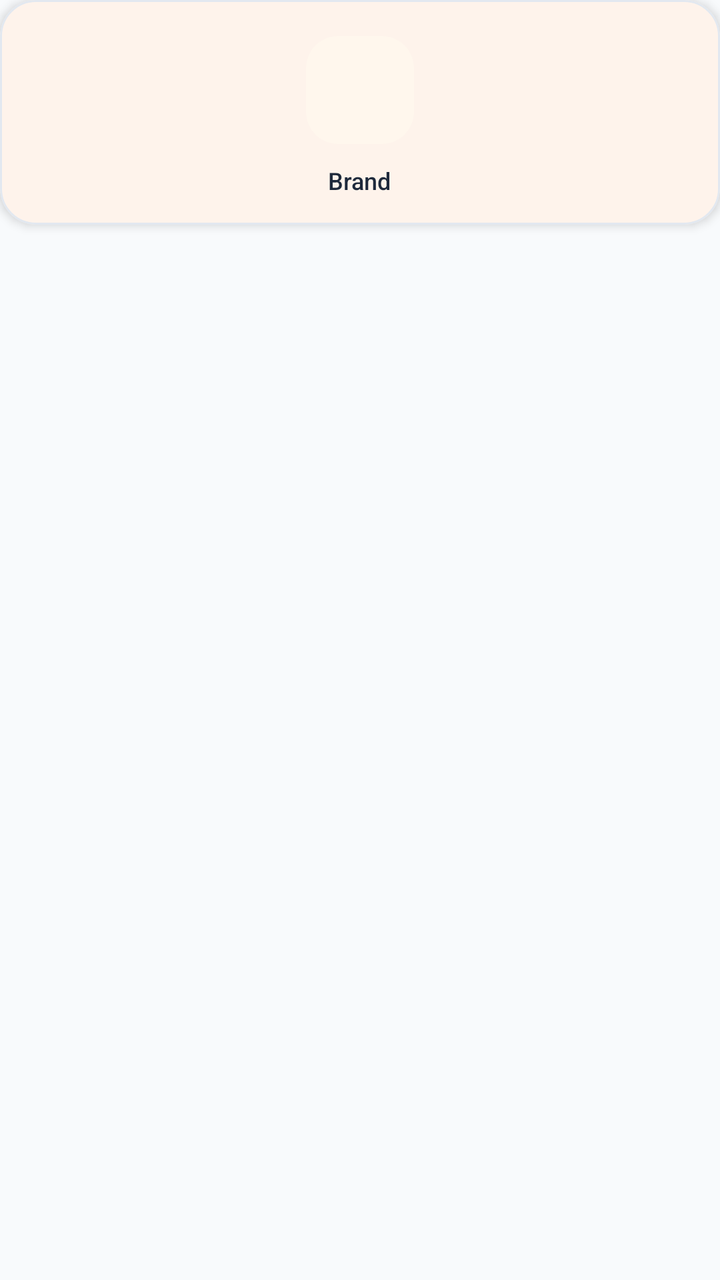
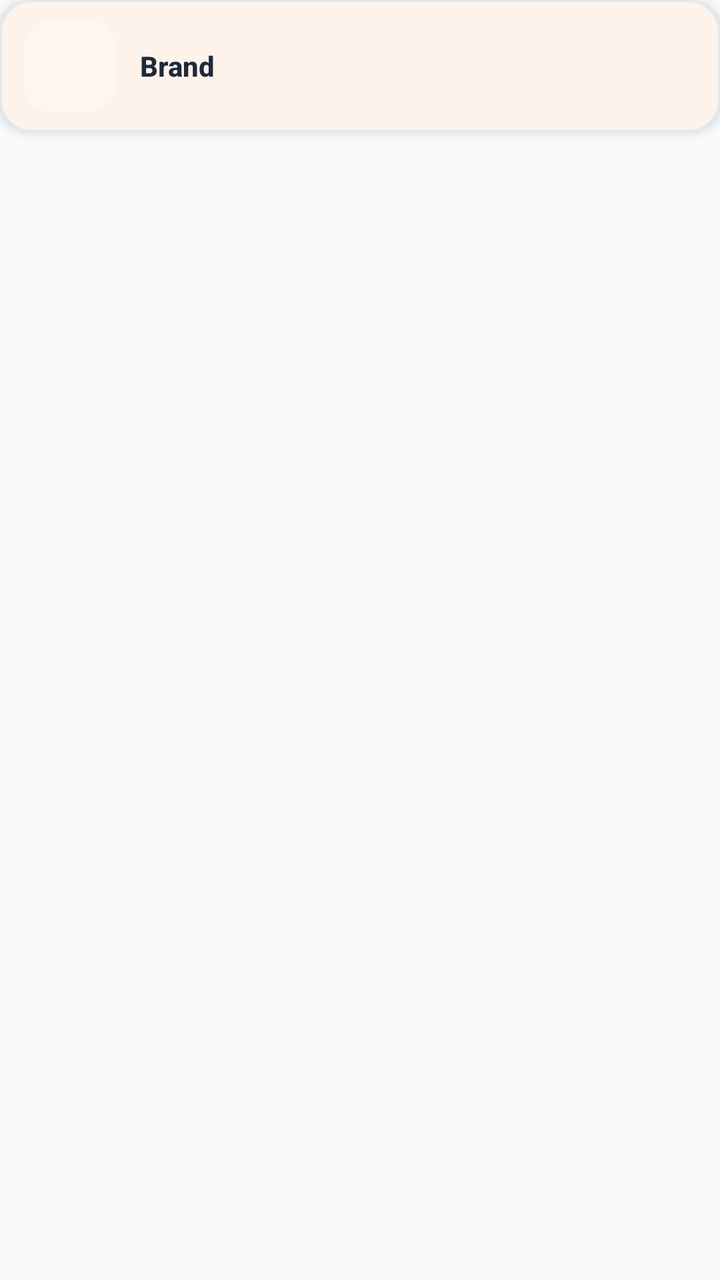

Screens rendered from an Android XML layout before and after an edit, with the pre-edit source and the edit as a unified diff.
<!-- AndroidManifest.xml: application theme Theme.BeckieDealApp -->
<!-- res/layout/item_brand_square.xml -->
<?xml version="1.0" encoding="utf-8"?>
<FrameLayout xmlns:android="http://schemas.android.com/apk/res/android"
    xmlns:app="http://schemas.android.com/apk/res-auto"
    android:layout_width="0dp"
    android:layout_height="wrap_content"
    android:layout_columnWeight="1"
    android:layout_margin="5dp">

    <com.google.android.material.card.MaterialCardView
        android:id="@+id/brandCard"
        android:layout_width="match_parent"
        android:layout_height="wrap_content"
        app:cardCornerRadius="18dp"
        app:cardElevation="3dp"
        app:strokeWidth="1dp"
        app:strokeColor="@color/border_color"
        app:cardBackgroundColor="@color/surface"
        android:clickable="true"
        android:focusable="true"
        android:foreground="?android:attr/selectableItemBackground">

        <LinearLayout
            android:id="@+id/brandLayout"
            android:layout_width="match_parent"
            android:layout_height="wrap_content"
            android:gravity="center"
            android:orientation="vertical"
            android:paddingTop="18dp"
            android:paddingBottom="14dp"
            android:paddingHorizontal="8dp">

            
            <com.google.android.material.card.MaterialCardView
                android:id="@+id/iconContainer"
                android:layout_width="54dp"
                android:layout_height="54dp"
                app:cardCornerRadius="16dp"
                app:cardElevation="0dp"
                app:cardBackgroundColor="@color/badge_bg"
                app:strokeWidth="0dp">

                <FrameLayout
                    android:layout_width="match_parent"
                    android:layout_height="match_parent"
                    android:padding="12dp">

                    <TextView
                        android:id="@+id/brandIconText"
                        android:layout_width="wrap_content"
                        android:layout_height="wrap_content"
                        android:layout_gravity="center"
                        android:text="AS"
                        android:textColor="@color/primary"
                        android:textSize="14sp"
                        android:textStyle="bold"
                        android:visibility="gone" />

                    <ImageView
                        android:id="@+id/brandIcon"
                        android:layout_width="match_parent"
                        android:layout_height="match_parent"
                        android:layout_gravity="center"
                        android:scaleType="fitCenter" />
                </FrameLayout>

            </com.google.android.material.card.MaterialCardView>

            
            <TextView
                android:id="@+id/brandName"
                android:layout_width="wrap_content"
                android:layout_height="wrap_content"
                android:layout_marginTop="10dp"
                android:text="Brand"
                android:textColor="@color/text_primary"
                android:textSize="12sp"
                android:fontFamily="sans-serif-medium"
                android:maxLines="1"
                android:ellipsize="end" />

            
            <TextView
                android:id="@+id/brandProductCount"
                android:layout_width="wrap_content"
                android:layout_height="wrap_content"
                android:layout_marginTop="2dp"
                android:text=""
                android:textColor="@color/text_secondary"
                android:textSize="10sp"
                android:visibility="gone" />

        </LinearLayout>

    </com.google.android.material.card.MaterialCardView>

    
    <ImageView
        android:id="@+id/selectedCheckBadge"
        android:layout_width="20dp"
        android:layout_height="20dp"
        android:layout_gravity="top|end"
        android:layout_marginTop="6dp"
        android:layout_marginEnd="6dp"
        android:background="@drawable/about_icon_circle_bg"
        android:backgroundTint="@color/primary"
        android:padding="3dp"
        android:src="@drawable/selected_check_badge"
        android:visibility="gone" />

</FrameLayout>
<!-- resources referenced by this layout -->
<resources>
  <color name="badge_bg">#FFF7ED</color>
  <color name="border_color">#E2E8F0</color>
  <color name="primary">#F97316</color>
  <color name="surface">#FFFFFF</color>
  <color name="text_primary">#1E293B</color>
  <color name="text_secondary">#64748B</color>
  <!-- drawable about_icon_circle_bg (drawable) -->
  <?xml version="1.0" encoding="utf-8"?>
  <shape xmlns:android="http://schemas.android.com/apk/res/android"
      android:shape="oval">
      <solid android:color="@color/primary" />
  </shape>
  <!-- drawable selected_check_badge (drawable) -->
  <?xml version="1.0" encoding="utf-8"?>
  <vector xmlns:android="http://schemas.android.com/apk/res/android"
      android:width="14dp" android:height="14dp"
      android:viewportWidth="24" android:viewportHeight="24">
      
      <path android:fillColor="@android:color/white"
          android:pathData="M12,2C6.48,2 2,6.48 2,12s4.48,10 10,10 10,-4.48 10,-10S17.52,2 12,2zM10,17l-5,-5 1.41,-1.41L10,14.17l7.59,-7.59L19,8l-9,9z"/>
  </vector>
  <style name="Theme.BeckieDealApp" parent="Base.Theme.BeckieDealApp" />
  <style name="Base.Theme.BeckieDealApp" parent="Theme.Material3.DayNight.NoActionBar">
          <item name="colorPrimary">@color/primary</item>
          <item name="colorOnPrimary">@color/on_primary</item>
          <item name="colorPrimaryContainer">@color/primary_container</item>
          <item name="colorOnPrimaryContainer">@color/on_primary_container</item>
          <item name="android:windowBackground">@color/background</item>
          <item name="colorSurface">@color/surface</item>
          <item name="colorOnSurface">@color/on_surface</item>
          
          <item name="bottomNavigationStyle">@style/Widget.App.BottomNavigationView</item>
      </style>
  <color name="on_primary">#FFFFFF</color>
  <color name="primary_container">#F97316</color>
  <color name="on_primary_container">#582200</color>
  <color name="background">#F8FAFC</color>
  <color name="on_surface">#251913</color>
  <style name="Widget.App.BottomNavigationView" parent="Widget.Material3.BottomNavigationView">
          <item name="itemIconSize">26dp</item>
          <item name="itemIconTint">@color/bottom_nav_color</item>
          <item name="itemTextColor">@color/bottom_nav_color</item>
          
          <item name="android:background">@null</item>
          <item name="backgroundTint">@null</item>
          <item name="labelVisibilityMode">unlabeled</item>
          <item name="itemActiveIndicatorStyle">@style/Widget.App.BottomNav.ActiveIndicator</item>
      </style>
  <style name="Widget.App.BottomNav.ActiveIndicator" parent="Widget.Material3.BottomNavigationView.ActiveIndicator">
          <item name="android:color">@color/nav_indicator_fill</item>
          <item name="android:width">52dp</item>
          <item name="android:height">40dp</item>
          <item name="shapeAppearance">@style/ShapeAppearance.App.BottomNav.ActiveIndicator</item>
      </style>
  <color name="nav_indicator_fill">#FFF1EB</color>
  <style name="ShapeAppearance.App.BottomNav.ActiveIndicator" parent="">
          <item name="cornerFamily">rounded</item>
          <item name="cornerSize">50%</item>
      </style>
</resources>

<!-- the commit's change to res/layout/item_brand_square.xml (unified diff, before → after) -->
@@ -10,7 +10,7 @@
         android:id="@+id/brandCard"
         android:layout_width="match_parent"
         android:layout_height="wrap_content"
-        app:cardCornerRadius="18dp"
+        app:cardCornerRadius="16dp"
         app:cardElevation="3dp"
         app:strokeWidth="1dp"
         app:strokeColor="@color/border_color"
@@ -23,18 +23,17 @@
             android:id="@+id/brandLayout"
             android:layout_width="match_parent"
             android:layout_height="wrap_content"
-            android:gravity="center"
-            android:orientation="vertical"
-            android:paddingTop="18dp"
-            android:paddingBottom="14dp"
-            android:paddingHorizontal="8dp">
+            android:gravity="center_vertical"
+            android:orientation="horizontal"
+            android:paddingHorizontal="12dp"
+            android:paddingVertical="10dp">
 
             
             <com.google.android.material.card.MaterialCardView
                 android:id="@+id/iconContainer"
-                android:layout_width="54dp"
-                android:layout_height="54dp"
-                app:cardCornerRadius="16dp"
+                android:layout_width="46dp"
+                android:layout_height="46dp"
+                app:cardCornerRadius="14dp"
                 app:cardElevation="0dp"
                 app:cardBackgroundColor="@color/badge_bg"
                 app:strokeWidth="0dp">
@@ -42,7 +41,7 @@
                 <FrameLayout
                     android:layout_width="match_parent"
                     android:layout_height="match_parent"
-                    android:padding="12dp">
+                    android:padding="10dp">
 
                     <TextView
                         android:id="@+id/brandIconText"
@@ -66,28 +65,37 @@
             </com.google.android.material.card.MaterialCardView>
 
             
-            <TextView
-                android:id="@+id/brandName"
-                android:layout_width="wrap_content"
+            <LinearLayout
+                android:layout_width="0dp"
                 android:layout_height="wrap_content"
-                android:layout_marginTop="10dp"
-                android:text="Brand"
-                android:textColor="@color/text_primary"
-                android:textSize="12sp"
-                android:fontFamily="sans-serif-medium"
-                android:maxLines="1"
-                android:ellipsize="end" />
+                android:layout_weight="1"
+                android:layout_marginStart="12dp"
+                android:layout_marginEnd="4dp"
+                android:orientation="vertical">
 
-            
-            <TextView
-                android:id="@+id/brandProductCount"
-                android:layout_width="wrap_content"
-                android:layout_height="wrap_content"
-                android:layout_marginTop="2dp"
-                android:text=""
-                android:textColor="@color/text_secondary"
-                android:textSize="10sp"
-                android:visibility="gone" />
+                <TextView
+                    android:id="@+id/brandName"
+                    android:layout_width="match_parent"
+                    android:layout_height="wrap_content"
+                    android:text="Brand"
+                    android:textColor="@color/text_primary"
+                    android:textSize="14sp"
+                    android:textStyle="bold"
+                    android:fontFamily="sans-serif-medium"
+                    android:maxLines="1"
+                    android:ellipsize="end" />
+
+                <TextView
+                    android:id="@+id/brandProductCount"
+                    android:layout_width="wrap_content"
+                    android:layout_height="wrap_content"
+                    android:layout_marginTop="2dp"
+                    android:text=""
+                    android:textColor="@color/text_secondary"
+                    android:textSize="12sp"
+                    android:visibility="gone" />
+
+            </LinearLayout>
 
         </LinearLayout>
 
